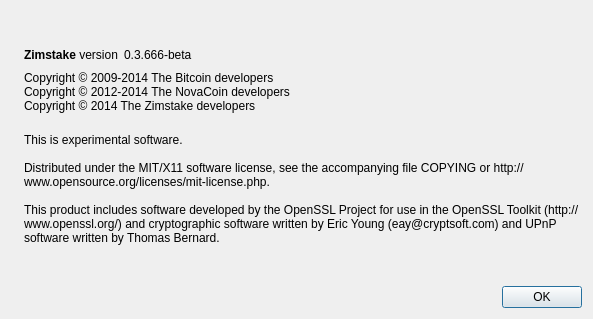
Old version of the form src/qt/forms/aboutdialog.ui in the repository alexandria-io/GamerHolicCoin.
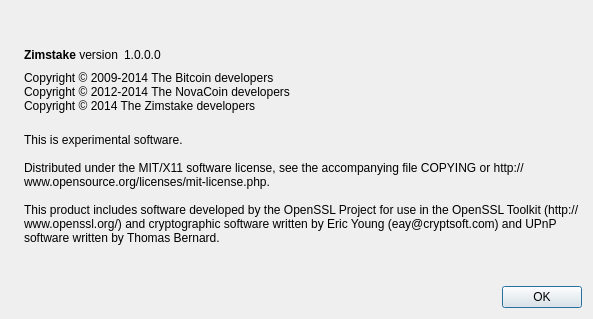
New version of the form. Icons and pictures are not drawn.

Patch:
```diff
--- a/src/qt/forms/aboutdialog.ui
+++ b/src/qt/forms/aboutdialog.ui
@@ -63,7 +63,7 @@
           <cursorShape>IBeamCursor</cursorShape>
          </property>
          <property name="text">
-          <string notr="true">0.3.666-beta</string>
+          <string notr="true">1.0.0.0</string>
          </property>
          <property name="textInteractionFlags">
           <set>Qt::LinksAccessibleByMouse|Qt::TextSelectableByKeyboard|Qt::TextSelectableByMouse</set>
```
